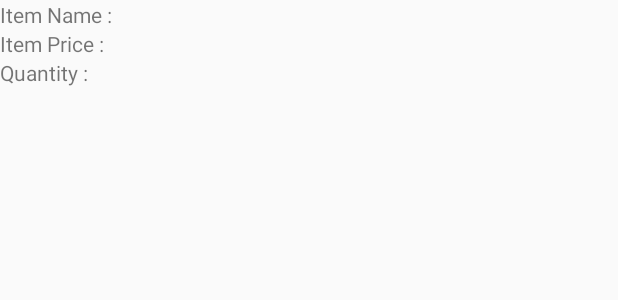
After one commit to Sanghamitra1234/AdminCanteen_app, an Android app: the layout single_order_row.xml on its own in the app's theme, with its tools: preview values and no code run, on a phone screen of 412 x 824 dp. The commit adds this screen. Shown: the top 300 px of the screen. Run offline under Robolectric (Android 15) with nearby library versions, the phone set to English and light mode, and no system bars; network calls fail.

Commit message:
Add pending single order

```diff
--- a/app/src/main/AndroidManifest.xml
+++ b/app/src/main/AndroidManifest.xml
@@ -21,7 +21,8 @@
         </activity>
         <activity android:name=".AddMenuActivity" />
         <activity android:name=".editmenu.EditMenuActivity" />
-        <activity android:name=".OrdersActivity"></activity>
+        <activity android:name=".OrdersActivity" />
+        <activity android:name=".SingleOrderActivity"></activity>
     </application>
 
 </manifest>
--- a/app/src/main/java/xyz/sleepygamers/admincanteen_app/models/Order.java
+++ b/app/src/main/java/xyz/sleepygamers/admincanteen_app/models/Order.java
@@ -1,6 +1,8 @@
 package xyz.sleepygamers.admincanteen_app.models;
 
-public class Order {
+import java.io.Serializable;
+
+public class Order implements Serializable {
     private int id, price, user_id, user_roomno, user_uid;
     private String order_details, order_date, order_type, delivery_type, order_status, user_name;
 
--- /dev/null
+++ b/app/src/main/res/layout/single_order_row.xml
@@ -0,0 +1,53 @@
+<?xml version="1.0" encoding="utf-8"?>
+<LinearLayout xmlns:android="http://schemas.android.com/apk/res/android"
+    android:layout_width="match_parent"
+    android:layout_height="wrap_content"
+    android:orientation="vertical">
+
+    <TableLayout
+        android:layout_width="match_parent"
+        android:layout_height="wrap_content">
+
+        <TableRow>
+
+            <TextView
+                android:layout_width="wrap_content"
+                android:layout_height="wrap_content"
+                android:text="Item Name : " />
+
+            <TextView
+                android:id="@+id/tv_name"
+                android:layout_width="wrap_content"
+                android:layout_height="wrap_content" />
+
+        </TableRow>
+
+        <TableRow>
+
+            <TextView
+                android:layout_width="wrap_content"
+                android:layout_height="wrap_content"
+                android:text="Item Price : " />
+
+            <TextView
+                android:id="@+id/tv_price"
+                android:layout_width="wrap_content"
+                android:layout_height="wrap_content" />
+
+        </TableRow>
+
+        <TableRow>
+
+            <TextView
+                android:layout_width="wrap_content"
+                android:layout_height="wrap_content"
+                android:text="Quantity : " />
+
+            <TextView
+                android:id="@+id/tv_quantity"
+                android:layout_width="wrap_content"
+                android:layout_height="wrap_content" />
+
+        </TableRow>
+    </TableLayout>
+</LinearLayout>
```
Also changed, not shown: app/src/main/java/xyz/sleepygamers/admincanteen_app/OrdersActivity.java (+14 -0 lines), app/src/main/java/xyz/sleepygamers/admincanteen_app/SingleOrderActivity.java (added, +69 -0 lines), app/src/main/java/xyz/sleepygamers/admincanteen_app/adapters/OrdersAdapter.java (+11 -1 lines), app/src/main/java/xyz/sleepygamers/admincanteen_app/adapters/SingleOrderAdapter.java (added, +58 -0 lines), app/src/main/java/xyz/sleepygamers/admincanteen_app/models/SingleOrderMenuItem.java (added, +38 -0 lines), app/src/main/res/layout/activity_single_order.xml (added, +132 -0 lines), app/src/main/res/drawable-hdpi/baseline_calendar_today_black_18.png (added), app/src/main/res/drawable-mdpi/baseline_calendar_today_black_18.png (added), app/src/main/res/drawable-xhdpi/baseline_calendar_today_black_18.png (added), app/src/main/res/drawable-xxhdpi/baseline_calendar_today_black_18.png (added), app/src/main/res/drawable-xxxhdpi/baseline_calendar_today_black_18.png (added).
